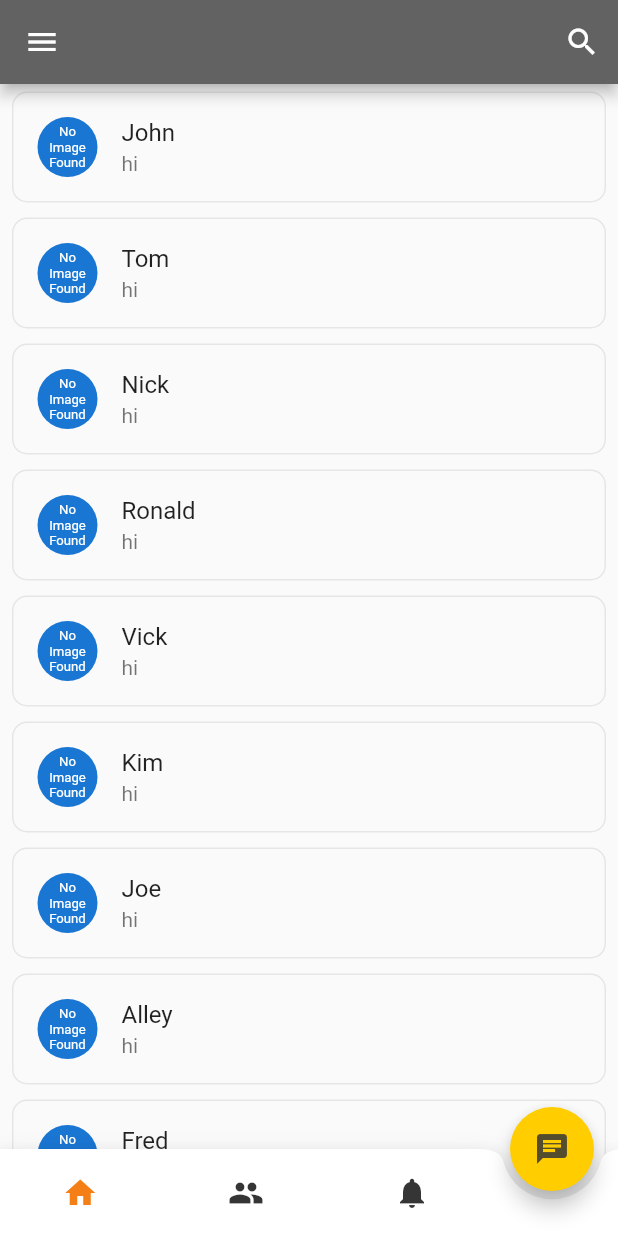
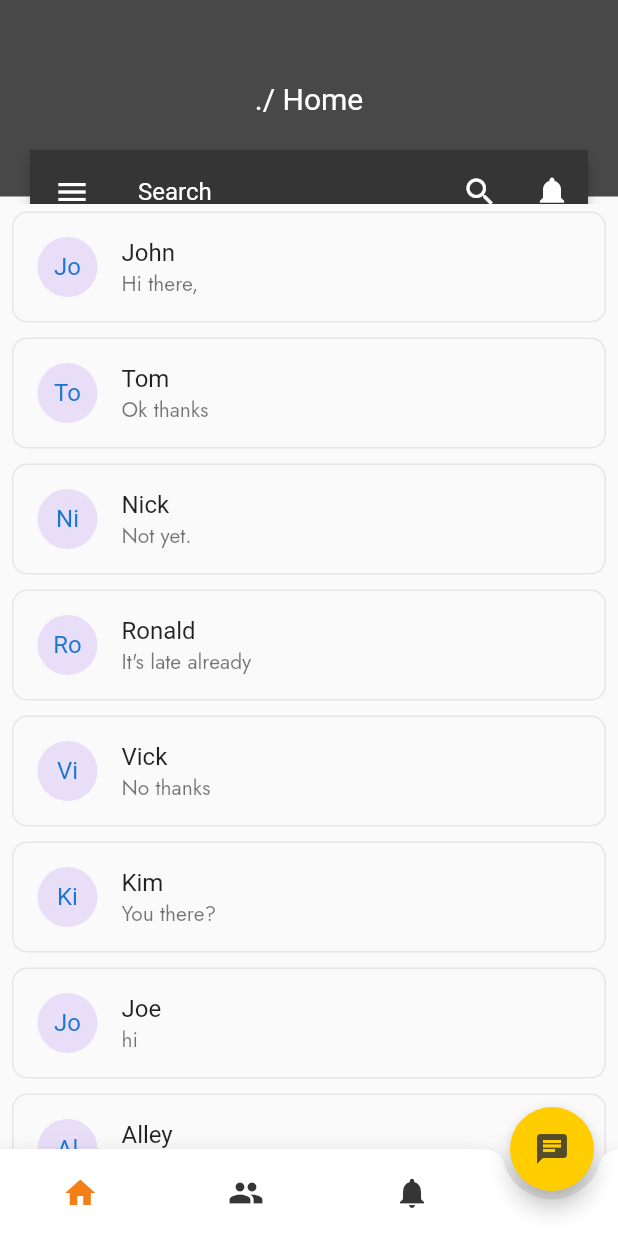
Before and after one commit to iMahfuzurX/messaging_app, a Flutter app: the AppHomeScreen screen opened by its route, after a tap on the "search" icon, on a phone screen of 412 x 824 dp. Run offline on Flutter 3.47's test engine with Material 2 defaults, Android fonts, the phone set to English and light mode, and no system bars; our stand-ins replace get, google_fonts; Roboto replaces fonts that are missing (Ubuntu).

Commit message:
home (ui update)

```diff
--- a/lib/src/common_widgets/lists/chats_list.dart
+++ b/lib/src/common_widgets/lists/chats_list.dart
@@ -1,4 +1,5 @@
 import 'package:flutter/material.dart';
+import 'package:google_fonts/google_fonts.dart';
 import 'package:messaging_app/src/constants/colors.dart';
 
 import 'models/chats_list_model.dart';
@@ -20,18 +21,19 @@ class ChatsList extends StatelessWidget {
             borderRadius: BorderRadius.circular(10)
           ),
           leading: CircleAvatar(
+            backgroundColor: appSecondaryColor,
             child: FittedBox(
               child: Padding(
                 padding: const EdgeInsets.all(8.0),
                 child: Text(
-                  'No\nImage\nFound',
+                  chatsListModel[index].contactName.substring(0,2),
                   textAlign: TextAlign.center,
                 ),
               ),
             ),
           ),
-          title: Text(chatsListModel[index].contactName),
-          subtitle: Text(chatsListModel[index].lastMsg),
+          title: Text(chatsListModel[index].contactName, style: GoogleFonts.merriweatherSans(),),
+          subtitle: Text(chatsListModel[index].lastMsg, style: GoogleFonts.jost(),),
         ),
       ),
       itemCount: chatsListModel.length,
--- /dev/null
+++ b/lib/src/features/apphome/models/notifications_model.dart
@@ -0,0 +1,10 @@
+class NotificationsModel {
+  final String notificationId;
+  final String timeStamp;
+  final bool isRead;
+  final String userId;
+  final String message;
+
+  NotificationsModel(this.notificationId, this.timeStamp, this.isRead,
+      this.userId, this.message);
+}
--- a/lib/src/features/apphome/screens/home_screen.dart
+++ b/lib/src/features/apphome/screens/home_screen.dart
@@ -1,5 +1,6 @@
 import 'package:flutter/material.dart';
 import 'package:get/get.dart';
+import 'package:google_fonts/google_fonts.dart';
 import 'package:messaging_app/src/common_widgets/appbars/bottom_navbar.dart';
 import 'package:messaging_app/src/common_widgets/appbars/bottom_navbar_controller.dart';
 import 'package:messaging_app/src/common_widgets/lists/chats_list.dart';
@@ -7,40 +8,109 @@ import 'package:messaging_app/src/common_widgets/lists/models/chats_list_model.d
 import 'package:messaging_app/src/constants/colors.dart';
 import 'package:messaging_app/src/constants/dimensions.dart';
 import 'package:messaging_app/src/constants/enums.dart';
+import 'package:messaging_app/src/features/apphome/models/notifications_model.dart';
+import 'package:messaging_app/src/features/apphome/screens/notifications.dart';
 
 class AppHomeScreen extends StatelessWidget {
   static const routeName = '/apphome-screen';
   final controller = Get.put(MBottomNavBarController());
+  final _scaffoldKey = GlobalKey<ScaffoldState>();
 
   AppHomeScreen({Key? key}) : super(key: key);
 
   final chatsList = [
-    ChatsListModel('id1', 'John', 'hi', '1010'),
-    ChatsListModel('id1', 'Tom', 'hi', '1010'),
-    ChatsListModel('id1', 'Nick', 'hi', '1010'),
-    ChatsListModel('id1', 'Ronald', 'hi', '1010'),
-    ChatsListModel('id1', 'Vick', 'hi', '1010'),
-    ChatsListModel('id1', 'Kim', 'hi', '1010'),
+    ChatsListModel('id1', 'John', 'Hi there,', '1010'),
+    ChatsListModel('id1', 'Tom', 'Ok thanks', '1010'),
+    ChatsListModel('id1', 'Nick', 'Not yet.', '1010'),
+    ChatsListModel('id1', 'Ronald', 'It\'s late already', '1010'),
+    ChatsListModel('id1', 'Vick', 'No thanks', '1010'),
+    ChatsListModel('id1', 'Kim', 'You there?', '1010'),
     ChatsListModel('id1', 'Joe', 'hi', '1010'),
     ChatsListModel('id1', 'Alley', 'hi', '1010'),
     ChatsListModel('id1', 'Fred', 'hi', '1010'),
     ChatsListModel('id1', 'Otto', 'hi', '1010'),
     ChatsListModel('id1', 'Robert', 'hi', '1010'),
   ];
+  final notificationList = [
+    NotificationsModel('nid1', 'timeStamp', false, 'userId', 'message1'),
+    NotificationsModel('nid2', 'timeStamp', false, 'userId', 'message2'),
+    NotificationsModel('nid3', 'timeStamp', false, 'userId', 'messag3'),
+    NotificationsModel('nid4', 'timeStamp', false, 'userId', 'message4'),
+    NotificationsModel('nid5', 'timeStamp', false, 'userId', 'message5'),
+    NotificationsModel('nid6', 'timeStamp', false, 'userId', 'message6')
+  ];
+
+  _appBar(width, height) => PreferredSize(
+      child: Stack(
+        children: [
+          Container(
+            child: Center(
+              child: Obx(() {
+                if (controller.selectIndex.value == BottomNav.home)
+                  return Text(
+                    './ Home',
+                    style:
+                        GoogleFonts.ubuntu(fontSize: 20, color: appColorWhite),
+                  );
+                else if (controller.selectIndex.value == BottomNav.contacts)
+                  return Text(
+                    './ Contacts',
+                    style: TextStyle(color: Colors.white, fontSize: 20),
+                  );
+                else
+                  return Text(
+                    './ Notifications',
+                    style: TextStyle(fontSize: 20, color: Colors.white),
+                  );
+              }),
+            ),
+            color: appPrimaryDarkColor.withOpacity(0.9),
+            width: width,
+            height: height + 75,
+          ),
+          Container(),
+          Positioned(
+            left: 20,
+            right: 20,
+            top: 100,
+            child: AppBar(
+              backgroundColor: appPrimaryDarkColor,
+              leading: IconButton(
+                icon: Icon(Icons.menu),
+                onPressed: () => _scaffoldKey.currentState?.openDrawer(),
+              ),
+              primary: false,
+              title: TextField(
+                style: TextStyle(color: appColorWhite),
+                decoration: InputDecoration(
+                    hintText: 'Search',
+                    border: InputBorder.none,
+                    hintStyle: TextStyle(color: Colors.white)),
+              ),
+              actions: [
+                IconButton(onPressed: () => null, icon: Icon(Icons.search)),
+                IconButton(
+                    onPressed: () => null, icon: Icon(Icons.notifications)),
+              ],
+            ),
+          )
+        ],
+      ),
+      preferredSize: Size(width, height + 80));
 
   @override
   Widget build(BuildContext context) {
     final deviceSize = MediaQuery.of(context).size;
     return Scaffold(
-      appBar: AppBar(
-        backgroundColor: appBarColor,
-        actions: [IconButton(onPressed: () => null, icon: Icon(Icons.search))],
-      ),
+      key: _scaffoldKey,
+      appBar: _appBar(deviceSize.width, AppBar().preferredSize.height),
       drawer: Drawer(),
       body: Obx(
         () {
           if (controller.selectIndex.value == BottomNav.home)
             return ChatsList(chatsListModel: chatsList);
+          else if (controller.selectIndex.value == BottomNav.notifications)
+            return MNotificationWidget(notificationList: notificationList);
           else
             return Center(
               child: CircularProgressIndicator(),
--- /dev/null
+++ b/lib/src/features/apphome/screens/notifications.dart
@@ -0,0 +1,34 @@
+import 'package:flutter/material.dart';
+import 'package:messaging_app/src/constants/colors.dart';
+import 'package:messaging_app/src/features/apphome/models/notifications_model.dart';
+
+class MNotificationWidget extends StatelessWidget {
+  final List<NotificationsModel> notificationList;
+
+  const MNotificationWidget({Key? key, required this.notificationList})
+      : super(key: key);
+
+  @override
+  Widget build(BuildContext context) {
+    return ListView.builder(
+      itemBuilder: (ctx, index) => Dismissible(
+        key: ValueKey(notificationList[index].notificationId),
+        child: Padding(
+          padding: const EdgeInsets.all(8.0),
+          child: ListTile(
+            shape: RoundedRectangleBorder(
+              side: BorderSide(color: appPrimaryDarkColor.withOpacity(0.5)),
+              borderRadius: BorderRadius.circular(15),
+            ),
+            onTap: () => null,
+            leading: Icon(Icons.notifications),
+            title: Text(notificationList[index].message),
+            trailing:
+                IconButton(onPressed: () => null, icon: Icon(Icons.clear)),
+          ),
+        ),
+      ),
+      itemCount: notificationList.length,
+    );
+  }
+}
--- a/lib/src/features/authentication/screens/welcome_screen.dart
+++ b/lib/src/features/authentication/screens/welcome_screen.dart
@@ -23,7 +23,7 @@ class WelcomeScreen extends StatelessWidget {
         elevation: 0,
         leading: IconButton(
           icon: Icon(
-            Icons.menu,
+            Icons.language,
             color: appPrimaryDarkColor,
           ),
           onPressed: () => null,
--- a/lib/src/utils/themes/app_theme.dart
+++ b/lib/src/utils/themes/app_theme.dart
@@ -8,15 +8,15 @@ class MAppTheme {
   static ThemeData lightTheme = ThemeData(
     textTheme: TextTheme(
       headlineLarge: GoogleFonts.ubuntu(
-        fontWeight: FontWeight.w900,
+        fontWeight: FontWeight.w800,
         color: appPrimaryDarkColor,
       ),
       headlineMedium: GoogleFonts.ubuntu(
-        fontWeight: FontWeight.w700,
+        fontWeight: FontWeight.w600,
         color: appPrimaryDarkColor,
       ),
       headlineSmall: GoogleFonts.ubuntu(
-        fontWeight: FontWeight.w600,
+        fontWeight: FontWeight.w500,
         color: appPrimaryDarkColor,
       ),
     ),
```
